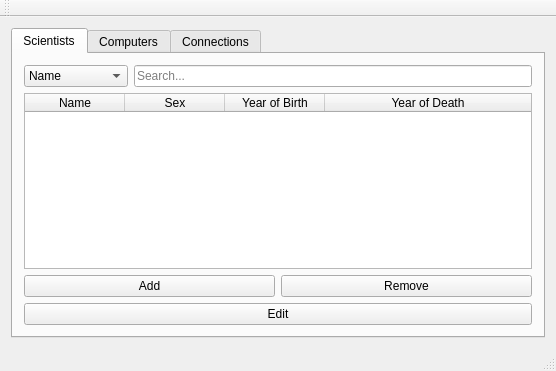
This is UI_Vika3/UI/mainwindow.ui in Druma/Verknam01_hopur35 as Qt 5 draws it before an edit. The edited form follows.
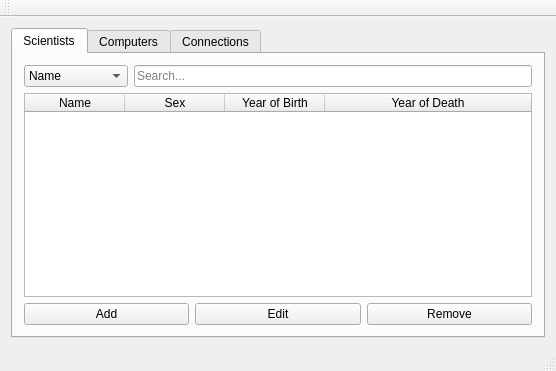
This is the edited form.

Commit message: Tafla Scientist virkar

What changed in the file:
```diff
--- a/UI_Vika3/UI/mainwindow.ui
+++ b/UI_Vika3/UI/mainwindow.ui
@@ -101,6 +101,13 @@
               </property>
              </widget>
             </item>
+            <item>
+             <widget class="QPushButton" name="button_edit_scientist">
+              <property name="text">
+               <string>Edit</string>
+              </property>
+             </widget>
+            </item>
             <item>
              <widget class="QPushButton" name="button_remove_scientist">
               <property name="text">
@@ -110,18 +117,11 @@
             </item>
            </layout>
           </item>
-          <item>
-           <widget class="QPushButton" name="button_edit_scientist">
-            <property name="text">
-             <string>Edit</string>
-            </property>
-           </widget>
-          </item>
          </layout>
         </item>
        </layout>
       </widget>
-      <widget class="QWidget" name="tab_scientist">
+      <widget class="QWidget" name="tab_computer">
        <attribute name="title">
         <string>Computers</string>
        </attribute>
@@ -225,7 +225,7 @@
         </item>
        </layout>
       </widget>
-      <widget class="QWidget" name="tab_scientist">
+      <widget class="QWidget" name="tab_connection">
        <attribute name="title">
         <string>Connections</string>
        </attribute>
```
Left out of the diff: 39 changed lines with no effect on the pictures. The commit also changes 22 other files.
